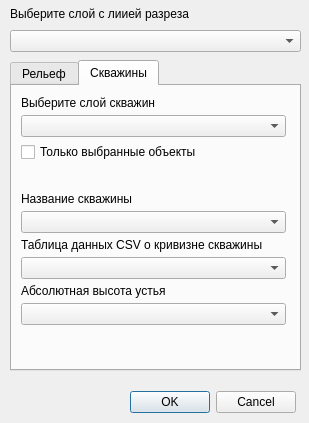
Before: the Qt Designer form ui/curve_wells.ui in gis56/geo_pie, drawn with Qt 5.
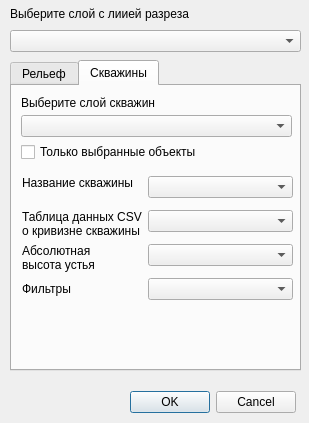
After: the same form once the commit is applied. The open tabs and pages were chosen to show the change. Custom widgets are drawn as their Qt base class.

```diff
--- a/ui/curve_wells.ui
+++ b/ui/curve_wells.ui
@@ -131,7 +131,7 @@
       <rect>
        <x>9</x>
        <y>29</y>
-       <width>265</width>
+       <width>271</width>
        <height>22</height>
       </rect>
      </property>
@@ -149,74 +149,60 @@
       <string>Только выбранные объекты</string>
      </property>
     </widget>
-    <widget class="QLabel" name="label_well">
+    <widget class="QWidget" name="">
      <property name="geometry">
       <rect>
-       <x>9</x>
-       <y>105</y>
-       <width>261</width>
-       <height>16</height>
+       <x>10</x>
+       <y>90</y>
+       <width>271</width>
+       <height>178</height>
       </rect>
      </property>
-     <property name="text">
-      <string>Название скважины</string>
-     </property>
-    </widget>
-    <widget class="QgsFieldComboBox" name="mField_well">
-     <property name="geometry">
-      <rect>
-       <x>9</x>
-       <y>125</y>
-       <width>265</width>
-       <height>22</height>
-      </rect>
-     </property>
-    </widget>
-    <widget class="QLabel" name="label_file">
-     <property name="geometry">
-      <rect>
-       <x>9</x>
-       <y>151</y>
-       <width>265</width>
-       <height>16</height>
-      </rect>
-     </property>
-     <property name="text">
-      <string>Таблица данных CSV о кривизне скважины</string>
-     </property>
-    </widget>
-    <widget class="QgsFieldComboBox" name="mField_file">
-     <property name="geometry">
-      <rect>
-       <x>9</x>
-       <y>171</y>
-       <width>265</width>
-       <height>22</height>
-      </rect>
-     </property>
-    </widget>
-    <widget class="QLabel" name="label_alt">
-     <property name="geometry">
-      <rect>
-       <x>9</x>
-       <y>197</y>
-       <width>261</width>
-       <height>16</height>
-      </rect>
-     </property>
-     <property name="text">
-      <string>Абсолютная высота устья</string>
-     </property>
-    </widget>
-    <widget class="QgsFieldComboBox" name="mField_alt">
-     <property name="geometry">
-      <rect>
-       <x>9</x>
-       <y>217</y>
-       <width>265</width>
-       <height>22</height>
-      </rect>
-     </property>
+     <layout class="QFormLayout" name="formLayout">
+      <item row="0" column="0">
+       <widget class="QLabel" name="label_well">
+        <property name="text">
+         <string>Название скважины
+</string>
+        </property>
+       </widget>
+      </item>
+      <item row="0" column="1">
+       <widget class="QgsFieldComboBox" name="mField_well"/>
+      </item>
+      <item row="1" column="0">
+       <widget class="QLabel" name="label_file">
+        <property name="text">
+         <string>Таблица данных CSV
+о кривизне скважины</string>
+        </property>
+       </widget>
+      </item>
+      <item row="1" column="1">
+       <widget class="QgsFieldComboBox" name="mField_file"/>
+      </item>
+      <item row="2" column="1">
+       <widget class="QgsFieldComboBox" name="mField_alt"/>
+      </item>
+      <item row="2" column="0">
+       <widget class="QLabel" name="label_alt">
+        <property name="text">
+         <string>Абсолютная
+высота устья</string>
+        </property>
+       </widget>
+      </item>
+      <item row="3" column="1">
+       <widget class="QgsFieldComboBox" name="mField_filters"/>
+      </item>
+      <item row="3" column="0">
+       <widget class="QLabel" name="label_filters">
+        <property name="text">
+         <string>Фильтры</string>
+        </property>
+       </widget>
+      </item>
+     </layout>
     </widget>
    </widget>
   </widget>
@@ -236,7 +222,7 @@
     <set>QDialogButtonBox::Cancel|QDialogButtonBox::Ok</set>
    </property>
   </widget>
-  <widget class="QWidget" name="">
+  <widget class="QWidget" name="layoutWidget">
    <property name="geometry">
     <rect>
      <x>10</x>
```
